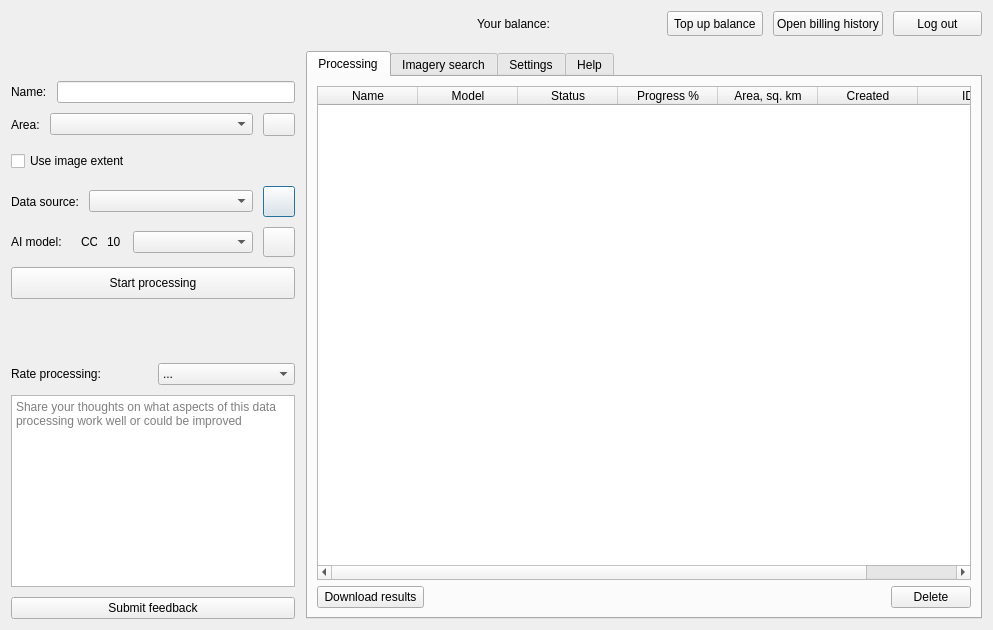
Above: mapflow/dialogs/static/ui/main_dialog.ui from Geoalert/mapflow-qgis before the change. Below: the same form after it.
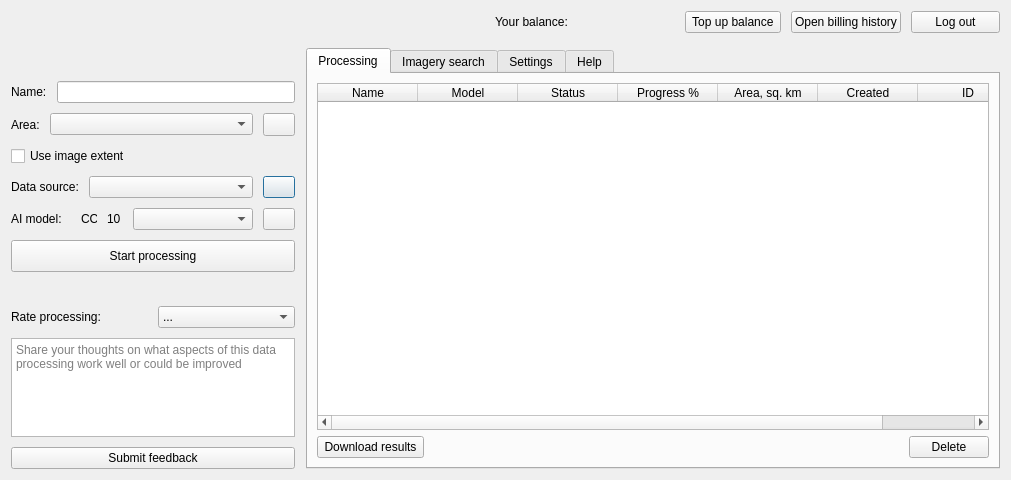
That is the form after the change. Icons and pictures are not drawn. Custom widgets are drawn as their Qt base class.

```diff
--- a/mapflow/dialogs/static/ui/main_dialog.ui
+++ b/mapflow/dialogs/static/ui/main_dialog.ui
@@ -6,14 +6,14 @@
    <rect>
     <x>0</x>
     <y>0</y>
-    <width>993</width>
-    <height>630</height>
+    <width>1011</width>
+    <height>480</height>
    </rect>
   </property>
   <property name="minimumSize">
    <size>
     <width>0</width>
-    <height>450</height>
+    <height>480</height>
    </size>
   </property>
   <property name="windowTitle">
@@ -602,7 +602,7 @@
          <property name="minimumSize">
           <size>
            <width>200</width>
-           <height>50</height>
+           <height>60</height>
           </size>
          </property>
          <property name="maximumSize">
```
